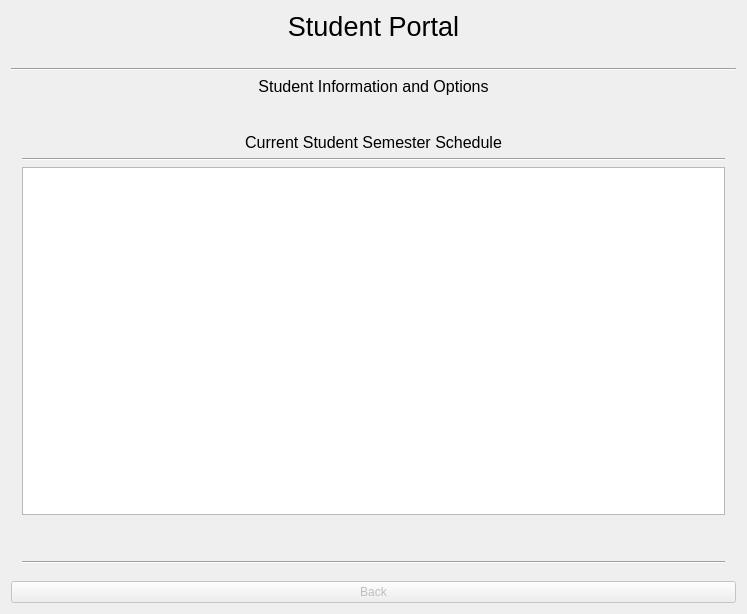
This is Form Files/studentView.ui in alixabahena/SIMS as Qt 5 draws it before an edit. The edited form follows.
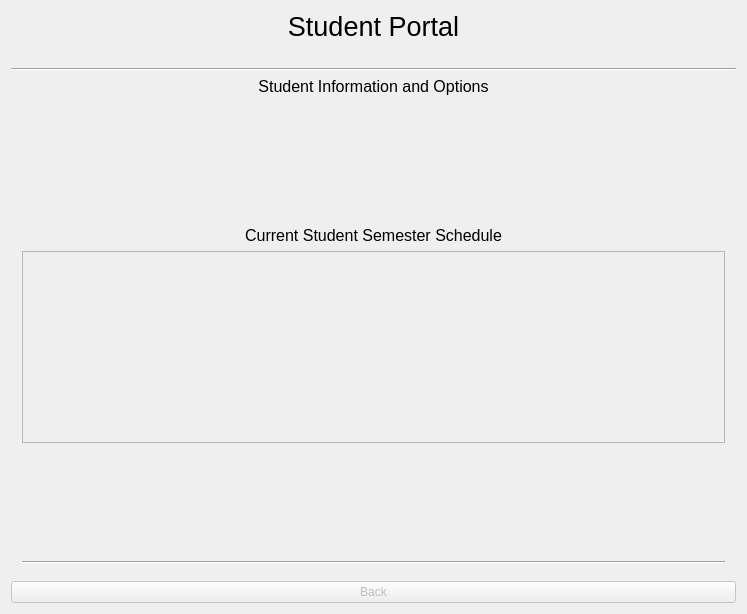
This is the edited form. The open tabs and pages were chosen to show the change.

Patch:
```diff
--- a/Form Files/studentView.ui
+++ b/Form Files/studentView.ui
@@ -215,13 +215,10 @@
              <property name="orientation">
               <enum>Qt::Vertical</enum>
              </property>
-             <property name="sizeType">
-              <enum>QSizePolicy::Minimum</enum>
-             </property>
              <property name="sizeHint" stdset="0">
               <size>
                <width>20</width>
-               <height>20</height>
+               <height>40</height>
               </size>
              </property>
             </spacer>
@@ -244,28 +241,10 @@
              </property>
             </widget>
            </item>
-           <item>
-            <widget class="Line" name="line_5">
-             <property name="orientation">
-              <enum>Qt::Horizontal</enum>
-             </property>
-            </widget>
-           </item>
            <item>
             <widget class="QTextEdit" name="semesterScheduleView">
              <property name="enabled">
-              <bool>true</bool>
-             </property>
-             <property name="font">
-              <font>
-               <pointsize>12</pointsize>
-              </font>
-             </property>
-             <property name="frameShadow">
-              <enum>QFrame::Plain</enum>
-             </property>
-             <property name="textInteractionFlags">
-              <set>Qt::TextSelectableByKeyboard|Qt::TextSelectableByMouse</set>
+              <bool>false</bool>
              </property>
             </widget>
            </item>
@@ -274,9 +253,6 @@
              <property name="orientation">
               <enum>Qt::Vertical</enum>
              </property>
-             <property name="sizeType">
-              <enum>QSizePolicy::Minimum</enum>
-             </property>
              <property name="sizeHint" stdset="0">
               <size>
                <width>20</width>
```
Left out of the diff: 5 changed lines with no effect on the pictures.
